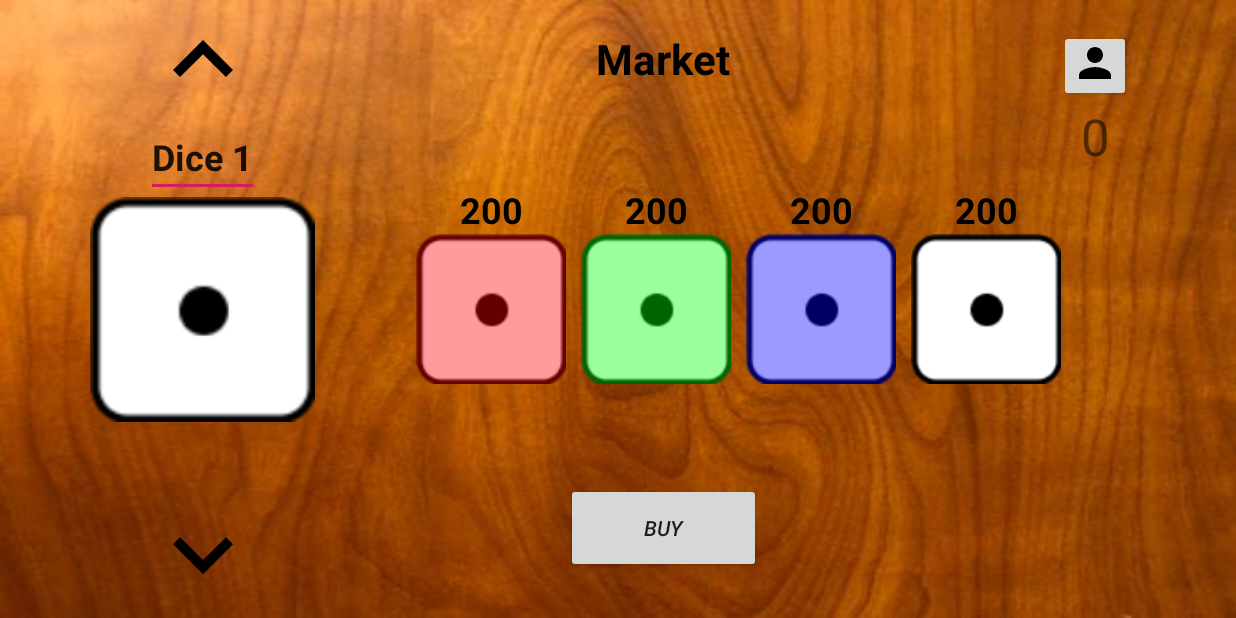
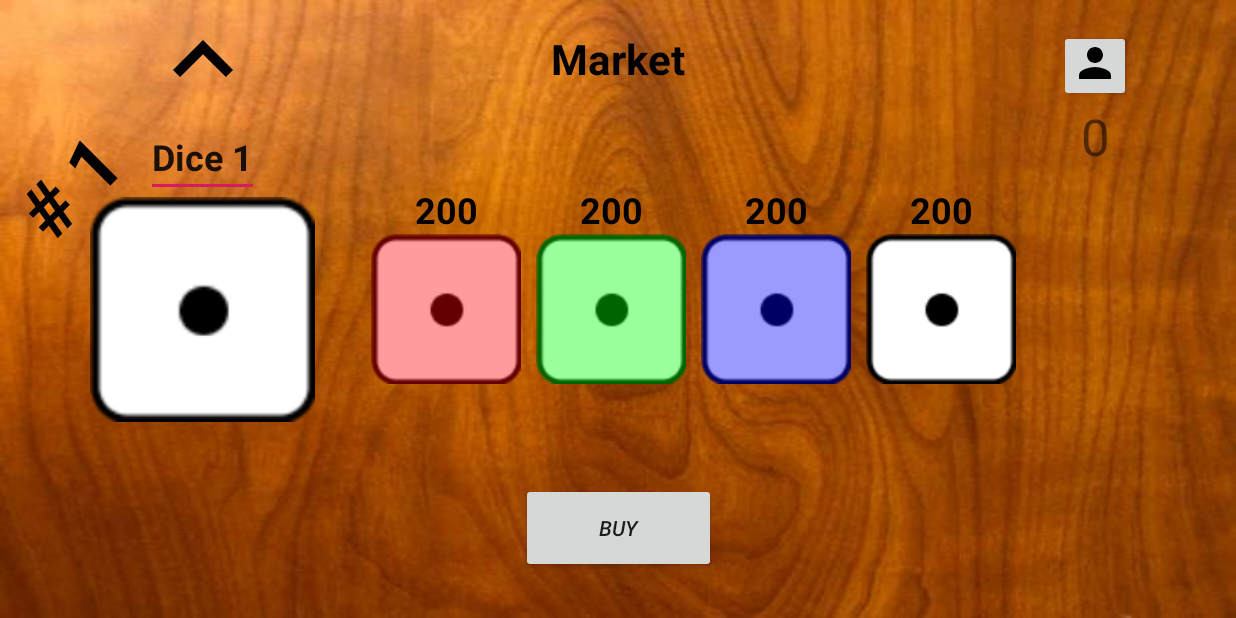
Before and after one commit to dignified-farkle-coders/dignified-farkle-client, an Android app: the MarketActivity screen opened directly, with no data from a screen before it, after a tap on an icon or button, on a phone screen of 824 x 412 dp (held sideways). Run offline under Robolectric (Android 15) with nearby library versions, the phone set to English and light mode, and no system bars; 1 other tap on this screen came first.

Commit message:
Player dice color SharedPreferences added

```diff
--- a/app/src/main/java/io/farkle/dignifiedfarkleclient/MarketActivity.java
+++ b/app/src/main/java/io/farkle/dignifiedfarkleclient/MarketActivity.java
@@ -1,12 +1,16 @@
 package io.farkle.dignifiedfarkleclient;
 
+import android.content.SharedPreferences;
+import android.content.SharedPreferences.Editor;
 import android.graphics.Color;
 import android.os.Bundle;
+import android.text.Html;
 import android.view.View;
 import android.view.View.OnClickListener;
 import android.widget.Button;
 import android.widget.ImageView;
 import android.widget.TextView;
+import android.widget.Toast;
 import androidx.appcompat.app.AppCompatActivity;
 import io.farkle.dignifiedfarkleclient.model.entity.Player;
 
@@ -20,14 +24,22 @@ public class MarketActivity extends AppCompatActivity {
   private Button buyButton;
   ImageView upArrow;
   ImageView downArrow;
+  ImageView userDie;
   private int basket = 0;
   private int dieCount = 1;
+  private TextView dieId;
 
   @Override
   protected void onCreate(Bundle savedInstanceState) {
     setContentView(R.layout.activity_market);
     super.onCreate(savedInstanceState);
+    SharedPreferences pref = getApplicationContext().getSharedPreferences("MyPref", 0); // 0 - for private mode
+    Editor editor = pref.edit();
 
+    dieId = findViewById(R.id.die_id);
+    dieId.setText(Html.fromHtml("&#35; " + 1));
+    userDie = findViewById(R.id.die_1);
+    userDie.setColorFilter(Color.parseColor(pref.getString(String.valueOf(1), "#00FFFFFF"))); // getting String);
     upArrow = findViewById(R.id.scroll_up);
     downArrow = findViewById(R.id.scroll_down);
     downArrow.setVisibility(View.INVISIBLE);
@@ -47,6 +59,8 @@ public class MarketActivity extends AppCompatActivity {
       @Override
       public void onClick(View v) {
         basket = 200;
+        userDie.setColorFilter(Color.argb(100, 255, 0, 0));
+        editor.putString(String.valueOf(dieCount), "#64FF0000"); // Storing string
       }
     });
 
@@ -54,6 +68,9 @@ public class MarketActivity extends AppCompatActivity {
       @Override
       public void onClick(View v) {
         basket = 200;
+        userDie.setColorFilter(Color.argb(100, 0, 255, 0));
+        editor.putString(String.valueOf(dieCount), "#6400FF00"); // Storing string
+
       }
     });
 
@@ -61,6 +78,9 @@ public class MarketActivity extends AppCompatActivity {
       @Override
       public void onClick(View v) {
         basket = 200;
+        userDie.setColorFilter(Color.argb(100, 0, 0, 255));
+        editor.putString(String.valueOf(dieCount), "#640000FF"); // Storing string
+
       }
     });
 
@@ -68,6 +88,9 @@ public class MarketActivity extends AppCompatActivity {
       @Override
       public void onClick(View v) {
         basket = 200;
+        userDie.setColorFilter(Color.argb(0, 255, 255, 255));
+        editor.putString(String.valueOf(dieCount), "#00000000"); // Storing string
+
       }
     });
 
@@ -79,18 +102,24 @@ public class MarketActivity extends AppCompatActivity {
           System.out.println(StartFragment.playerPoints - basket);
           StartFragment.player.setVictoryPoints(StartFragment.playerPoints - basket);
           victoryPoints.setText(String.valueOf(StartFragment.player.getVictoryPoints()));
-        }
+          editor.commit(); // commit changes
+        } else {
+          Toast.makeText(getApplicationContext(),"Not Enough Funds",Toast.LENGTH_SHORT).show();          }
       }
     });
 
       upArrow.setOnClickListener(new OnClickListener() {
         @Override
         public void onClick(View v) {
+          if(dieCount != 6) {
+            dieCount += 1;
+          }
+          userDie.setColorFilter(Color.parseColor(pref.getString(String.valueOf(dieCount), "#00FFFFFF"))); // getting String);
+          dieId.setText(Html.fromHtml("&#35; " + dieCount));
           if(dieCount < 6) {
             System.out.println(dieCount);
             downArrow.setVisibility(View.VISIBLE);
             upArrow.setVisibility(View.VISIBLE);
-            dieCount += 1;
           } else {
             upArrow.setVisibility(View.INVISIBLE);
           }
@@ -100,13 +129,17 @@ public class MarketActivity extends AppCompatActivity {
       downArrow.setOnClickListener(new OnClickListener() {
         @Override
         public void onClick(View v) {
+          if(dieCount != 1) {
+            dieCount -= 1;
+          }
+          userDie.setColorFilter(Color.parseColor(pref.getString(String.valueOf(dieCount), "#00FFFFFF"))); // getting String);
+          dieId.setText(Html.fromHtml("&#35; " + dieCount));
           if(dieCount > 1) {
             System.out.println(dieCount);
             downArrow.setVisibility(View.VISIBLE);
             upArrow.setVisibility(View.VISIBLE);
-            dieCount -= 1;
           } else {
-            upArrow.setVisibility(View.INVISIBLE);
+            downArrow.setVisibility(View.INVISIBLE);
           }
         }
       });
--- a/app/src/main/res/layout/activity_market.xml
+++ b/app/src/main/res/layout/activity_market.xml
@@ -4,7 +4,6 @@
   xmlns:app="http://schemas.android.com/apk/res-auto"
   android:orientation="vertical"
   android:layout_width="match_parent"
-  android:paddingLeft="60dp"
   android:background="@drawable/main_background"
   android:layout_height="match_parent">
 
@@ -18,6 +17,22 @@
     app:layout_constraintRight_toRightOf="parent"
     app:layout_constraintTop_toTopOf="parent"
     />
+
+  <TextView
+    android:id="@+id/die_id"
+    android:layout_width="wrap_content"
+    android:layout_height="wrap_content"
+    android:text="#1"
+    android:textSize="50dp"
+    android:layout_marginTop="90dp"
+    android:layout_marginLeft="10dp"
+    android:translationZ="5dp"
+    android:textColor="#000"
+    android:textStyle="bold"
+    android:rotation="-45"
+    app:layout_constraintTop_toTopOf="parent"
+    app:layout_constraintLeft_toLeftOf="parent"/>
+
 
   <TextView
     android:id="@+id/victory_points"
@@ -63,6 +78,7 @@
     android:src="@drawable/generic_1"
     android:layout_width="150dp"
     android:layout_height="150dp"
+    android:layout_marginLeft="60dp"
     app:layout_constraintLeft_toLeftOf="parent"
     app:layout_constraintTop_toTopOf="parent"
     app:layout_constraintBottom_toBottomOf="parent"
```
